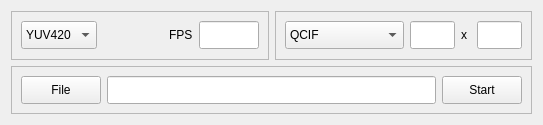
The window that apps/yuv_player/forms/yuv_player.ui (premsasidharan/mmfcpp) describes before a commit, drawn with Qt 5.
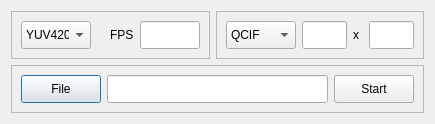
The same window after the commit.

Diff of the .ui file:
```diff
--- a/apps/yuv_player/forms/yuv_player.ui
+++ b/apps/yuv_player/forms/yuv_player.ui
@@ -1,13 +1,13 @@
 <?xml version="1.0" encoding="UTF-8"?>
 <ui version="4.0">
  <class>Yuv_player_ui</class>
- <widget class="QWidget" name="Yuv_player_ui">
+ <widget class="QDialog" name="Yuv_player_ui">
   <property name="geometry">
    <rect>
     <x>0</x>
     <y>0</y>
-    <width>543</width>
-    <height>125</height>
+    <width>435</width>
+    <height>120</height>
    </rect>
   </property>
   <property name="windowTitle">
@@ -33,7 +33,7 @@
              <widget class="QComboBox" name="fmt_cbox">
               <property name="minimumSize">
                <size>
-                <width>0</width>
+                <width>70</width>
                 <height>28</height>
                </size>
               </property>
@@ -137,7 +137,7 @@
              <widget class="QComboBox" name="res_cbox">
               <property name="minimumSize">
                <size>
-                <width>0</width>
+                <width>70</width>
                 <height>28</height>
                </size>
               </property>
```
